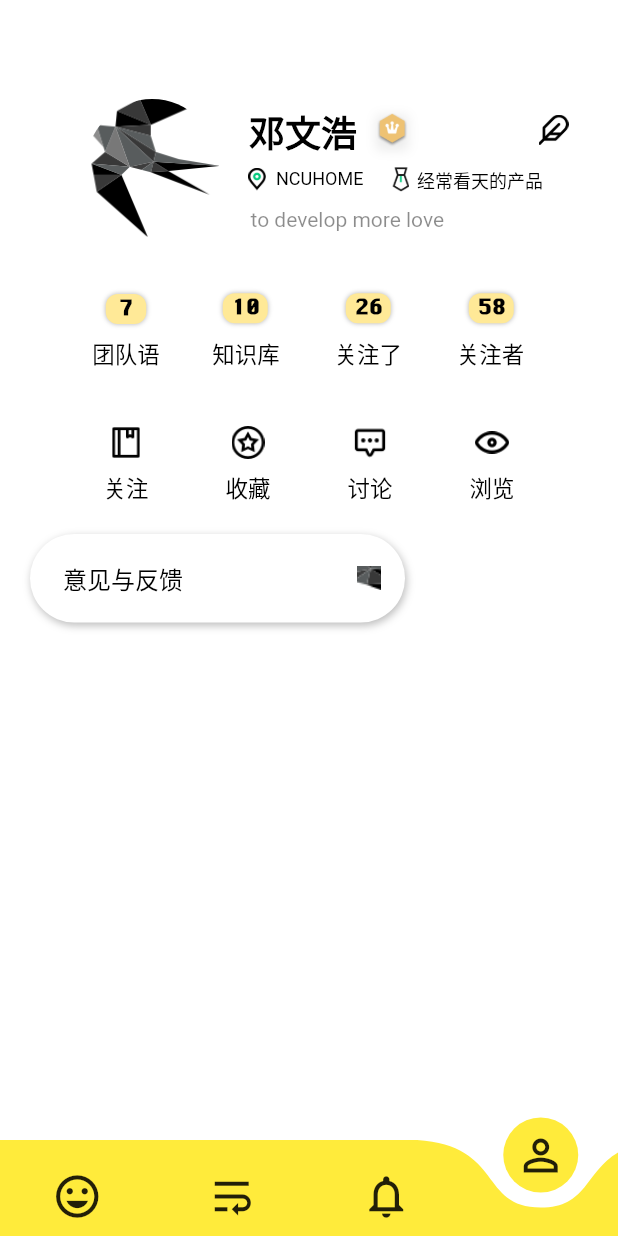
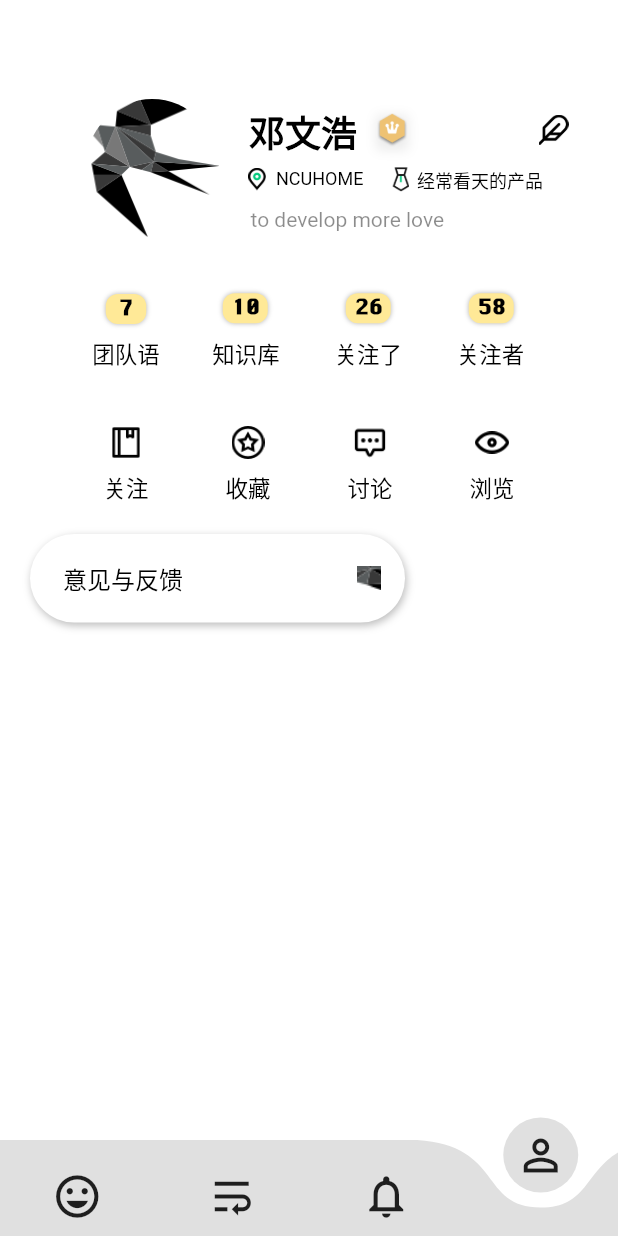
Before and after one commit to aboutmydreams/yuyan_app, a Flutter app: the HomePage screen opened directly, item 4 of the bottom bar chosen, on a phone screen of 412 x 824 dp. Run offline on Flutter 3.47's test engine with Material 2 defaults, Android fonts, the phone set to English and light mode, and no system bars; drawn by our look-alikes of badges, curved_navigation_bar; our stand-ins replace cached_network_image, dio, flare_flutter, flutter_svg, fluttertoast, liquid_swipe and 2 more; missing offline and left inert: flutter_webview_plugin; accounts and stored records are empty; Roboto replaces fonts that are missing (PingFang SC).

Commit message:
:tada: :lipstick: change the color to black12

```diff
--- a/lib/views/home_page.dart
+++ b/lib/views/home_page.dart
@@ -36,7 +36,7 @@ class _HomePageState extends State<HomePage> {
     return Scaffold(
       bottomNavigationBar: CurvedNavigationBar(
         key: _bottomNavigationKey,
-        color: Colors.yellow,
+        color: Colors.black12,
         backgroundColor: Colors.white,
         animationCurve: Curves.easeInQuad,
         height: 64,
```
